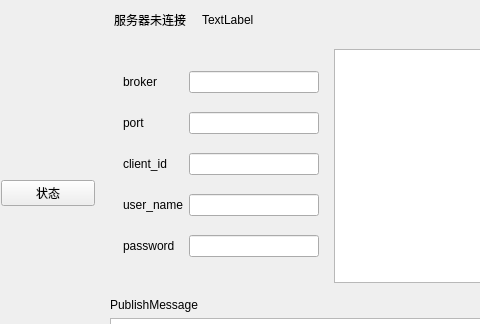
fanyuzhao0213/qt_project, file fyz_smart_home/mainwindow.ui: the form before one commit; both pictures show x 0 to 480 and y 0 to 324 of the 1280 by 800 pixel window.
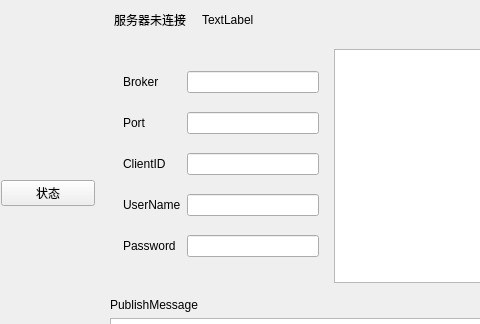
The form after the commit.

Diff of the .ui file:
```diff
--- a/fyz_smart_home/mainwindow.ui
+++ b/fyz_smart_home/mainwindow.ui
@@ -171,7 +171,7 @@
              <item row="0" column="0">
               <widget class="QLabel" name="label">
                <property name="text">
-                <string>broker</string>
+                <string>Broker</string>
                </property>
               </widget>
              </item>
@@ -181,7 +181,7 @@
              <item row="1" column="0">
               <widget class="QLabel" name="label_2">
                <property name="text">
-                <string>port</string>
+                <string>Port</string>
                </property>
               </widget>
              </item>
@@ -191,7 +191,7 @@
              <item row="2" column="0">
               <widget class="QLabel" name="label_3">
                <property name="text">
-                <string>client_id</string>
+                <string>ClientID</string>
                </property>
               </widget>
              </item>
@@ -201,7 +201,7 @@
              <item row="3" column="0">
               <widget class="QLabel" name="label_4">
                <property name="text">
-                <string>user_name</string>
+                <string>UserName</string>
                </property>
               </widget>
              </item>
@@ -211,7 +211,7 @@
              <item row="4" column="0">
               <widget class="QLabel" name="label_6">
                <property name="text">
-                <string>password</string>
+                <string>Password</string>
                </property>
               </widget>
              </item>
```
Left out of the diff: 14 changed lines with no effect on the pictures.
